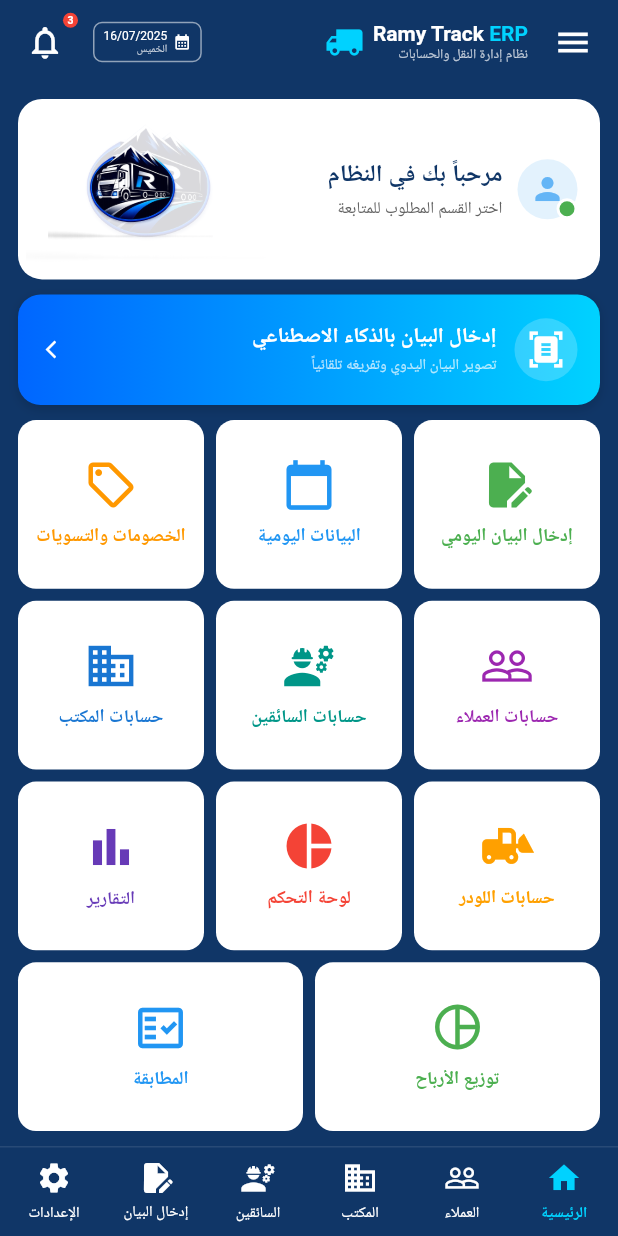
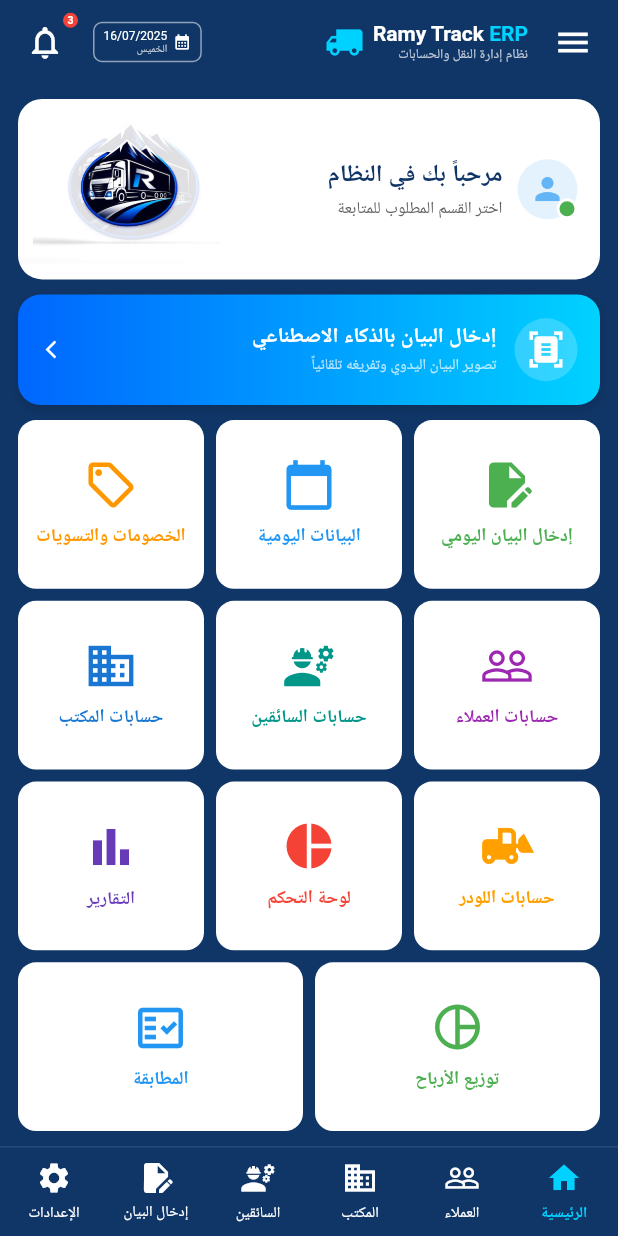
Before and after one commit to ramyanwer48/ramy_track_erp, a Flutter app: the DashboardScreen screen opened directly, on a phone screen of 412 x 824 dp. Run offline on Flutter 3.47's test engine with Material 3 defaults, Android fonts, the phone set to English and light mode, and no system bars; our stand-ins replace firebase_auth, firebase_core, google_sign_in, local_auth, shared_preferences; accounts and stored records are empty.

Commit message:
Stable: Fixed Google Sign-In & adjusted Dashboard UI layout

```diff
--- a/lib/screens/dashboard_screen.dart
+++ b/lib/screens/dashboard_screen.dart
@@ -241,7 +241,7 @@ class _DashboardScreenState extends State<DashboardScreen> {
           child: Column(
             children: [
               // ==========================================
-              // 1. قسم مرحباً بك (اللوجو المصغر والترانسبرنت في أقصى الشمال، والنصوص في اليمين)
+              // 1. قسم مرحباً بك (مضبوط بالمسطرة)
               // ==========================================
               Expanded(
                 flex: 14,
@@ -256,33 +256,33 @@ class _DashboardScreenState extends State<DashboardScreen> {
                     child: Stack(
                       alignment: Alignment.center,
                       children: [
-                        // الترانسبرنت مصغر وفي أقصى الشمال
+                        // اللوجو الشفاف تم تصغيره ووضعه أقصى الشمال داخل الإطار
                         Positioned(
-                          left: 5,
+                          left: -10, // مسحوب للشمال
                           child: Opacity(
-                            opacity: 0.15,
+                            opacity: 0.12, // شفافية ممتازة للووترمارك
                             child: Image.asset(
                               'assets/images/logo.png',
-                              width: 160,
+                              width: 170, // حجم مناسب جداً ولا يخرج عن الإطار
                               fit: BoxFit.contain,
                               errorBuilder: (context, error, stackTrace) => const SizedBox(),
                             ),
                           ),
                         ),
-                        // اللوجو مصغر وفي أقصى الشمال
+                        // اللوجو الأساسي مكبر قليلاً عن الأصلي ومسحوب للشمال
                         Positioned(
-                          left: 20,
+                          left: 10, // أقصى الشمال بمحاذاة مريحة للعين
                           child: Image.asset(
                             'assets/images/logo.png',
-                            width: 110,
+                            width: 125, // حجم أكبر من الأصلي وأصغر من النسخة اللي ضربت المساحة
                             fit: BoxFit.contain,
                             errorBuilder: (context, error, stackTrace) => Image.asset('assets/images/Splash.png', width: 40),
                           ),
                         ),
-                        // النصوص على اليمين واخذة راحتها بالكامل
+                        // قسم النصوص والأفاتار
                         Positioned(
                           right: 15,
-                          left: 130, // مسافة أمان عشان ميتداخلش مع اللوجو الشمال
+                          left: 140, // إعطاء مساحة واسعة للنصوص لتجنب قص الكلمات
                           child: Row(
                             children: [
                               Stack(
@@ -306,18 +306,21 @@ class _DashboardScreenState extends State<DashboardScreen> {
                                   crossAxisAlignment: CrossAxisAlignment.start,
                                   mainAxisAlignment: MainAxisAlignment.center,
                                   children: [
-                                    const Text(
-                                      'مرحباً بك في النظام',
-                                      style: TextStyle(fontSize: 16, fontWeight: FontWeight.bold, color: Color(0xFF103667)),
-                                      maxLines: 1,
-                                      overflow: TextOverflow.visible,
+                                    // استخدام FittedBox لضمان عدم قص أي حرف من كلمة النظام مهما كانت الشاشة
+                                    FittedBox(
+                                      fit: BoxFit.scaleDown,
+                                      alignment: Alignment.centerRight,
+                                      child: const Text(
+                                        'مرحباً بك في النظام',
+                                        style: TextStyle(fontSize: 16, fontWeight: FontWeight.bold, color: Color(0xFF103667)),
+                                      ),
                                     ),
                                     const SizedBox(height: 3),
                                     Text(
                                       'اختر القسم المطلوب للمتابعة',
                                       style: TextStyle(fontSize: 11, color: Colors.grey.shade700),
                                       maxLines: 1,
-                                      overflow: TextOverflow.visible,
+                                      overflow: TextOverflow.ellipsis,
                                     ),
                                   ],
                                 ),
```
